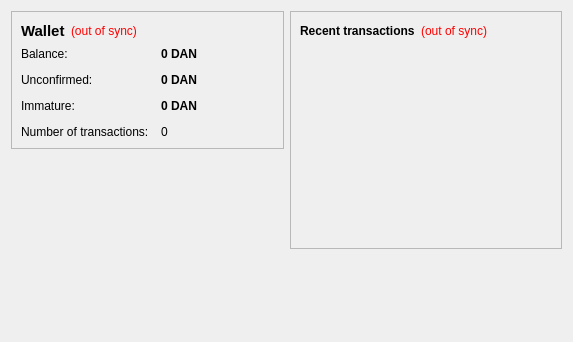
Old version of the form src/qt/forms/overviewpage.ui in the repository thaReal/DannyCoin.
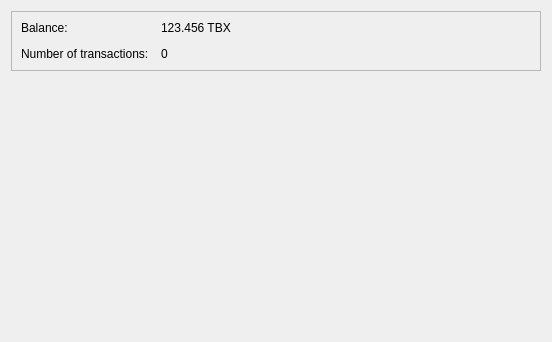
New version of the form.

Diff of the .ui file:
```diff
--- a/src/qt/forms/overviewpage.ui
+++ b/src/qt/forms/overviewpage.ui
@@ -6,15 +6,13 @@
    <rect>
     <x>0</x>
     <y>0</y>
-    <width>573</width>
+    <width>552</width>
     <height>342</height>
    </rect>
   </property>
   <property name="windowTitle">
    <string>Form</string>
   </property>
-  <layout class="QHBoxLayout" name="horizontalLayout" stretch="1,1">
-   <item>
     <layout class="QVBoxLayout" name="verticalLayout_2">
      <item>
       <widget class="QFrame" name="frame">
@@ -24,55 +22,6 @@
        <property name="frameShadow">
         <enum>QFrame::Raised</enum>
        </property>
-       <layout class="QVBoxLayout" name="verticalLayout_4">
-        <item>
-         <layout class="QHBoxLayout" name="horizontalLayout_4">
-          <item>
-           <widget class="QLabel" name="label_5">
-            <property name="font">
-             <font>
-              <pointsize>11</pointsize>
-              <weight>75</weight>
-              <bold>true</bold>
-             </font>
-            </property>
-            <property name="text">
-             <string>Wallet</string>
-            </property>
-           </widget>
-          </item>
-          <item>
-           <widget class="QLabel" name="labelWalletStatus">
-            <property name="toolTip">
-             <string>The displayed information may be out of date. Your wallet automatically synchronizes with the DannyCoin network after a connection is established, but this process has not completed yet.</string>
-            </property>
-            <property name="styleSheet">
-             <string notr="true">QLabel { color: red; }</string>
-            </property>
-            <property name="text">
-             <string notr="true">(out of sync)</string>
-            </property>
-            <property name="alignment">
-             <set>Qt::AlignLeading|Qt::AlignLeft|Qt::AlignVCenter</set>
-            </property>
-           </widget>
-          </item>
-          <item>
-           <spacer name="horizontalSpacer_2">
-            <property name="orientation">
-             <enum>Qt::Horizontal</enum>
-            </property>
-            <property name="sizeHint" stdset="0">
-             <size>
-              <width>40</width>
-              <height>20</height>
-             </size>
-            </property>
-           </spacer>
-          </item>
-         </layout>
-        </item>
-        <item>
          <layout class="QFormLayout" name="formLayout_2">
           <property name="fieldGrowthPolicy">
            <enum>QFormLayout::AllNonFixedFieldsGrow</enum>
@@ -92,99 +41,27 @@
           </item>
           <item row="0" column="1">
            <widget class="QLabel" name="labelBalance">
-            <property name="font">
-             <font>
-              <weight>75</weight>
-              <bold>true</bold>
-             </font>
-            </property>
-            <property name="cursor">
-             <cursorShape>IBeamCursor</cursorShape>
-            </property>
-            <property name="toolTip">
-             <string>Your current balance</string>
-            </property>
             <property name="text">
-             <string notr="true">0 DAN</string>
-            </property>
-            <property name="textInteractionFlags">
-             <set>Qt::LinksAccessibleByMouse|Qt::TextSelectableByKeyboard|Qt::TextSelectableByMouse</set>
+         <string>123.456 TBX</string>
             </property>
            </widget>
           </item>
           <item row="1" column="0">
-           <widget class="QLabel" name="label_3">
-            <property name="text">
-             <string>Unconfirmed:</string>
-            </property>
-           </widget>
-          </item>
-          <item row="1" column="1">
-           <widget class="QLabel" name="labelUnconfirmed">
-            <property name="font">
-             <font>
-              <weight>75</weight>
-              <bold>true</bold>
-             </font>
-            </property>
-            <property name="cursor">
-             <cursorShape>IBeamCursor</cursorShape>
-            </property>
-            <property name="toolTip">
-             <string>Total of transactions that have yet to be confirmed, and do not yet count toward the current balance</string>
-            </property>
-            <property name="text">
-             <string notr="true">0 DAN</string>
-            </property>
-            <property name="textInteractionFlags">
-             <set>Qt::LinksAccessibleByMouse|Qt::TextSelectableByKeyboard|Qt::TextSelectableByMouse</set>
-            </property>
-           </widget>
-          </item>
-          <item row="3" column="0">
            <widget class="QLabel" name="label_2">
             <property name="text">
              <string>Number of transactions:</string>
             </property>
            </widget>
           </item>
-          <item row="3" column="1">
+      <item row="1" column="1">
            <widget class="QLabel" name="labelNumTransactions">
             <property name="toolTip">
              <string>Total number of transactions in wallet</string>
             </property>
             <property name="text">
-             <string notr="true">0</string>
-            </property>
-           </widget>
-          </item>
-          <item row="2" column="0">
-           <widget class="QLabel" name="labelImmatureText">
-            <property name="text">
-             <string>Immature:</string>
-            </property>
-           </widget>
-          </item>
-          <item row="2" column="1">
-           <widget class="QLabel" name="labelImmature">
-            <property name="font">
-             <font>
-              <weight>75</weight>
-              <bold>true</bold>
-             </font>
-            </property>
-            <property name="toolTip">
-             <string>Mined balance that has not yet matured</string>
-            </property>
-            <property name="text">
-             <string notr="true">0 DAN</string>
-            </property>
-            <property name="textInteractionFlags">
-             <set>Qt::LinksAccessibleByMouse|Qt::TextSelectableByKeyboard|Qt::TextSelectableByMouse</set>
-            </property>
-           </widget>
-          </item>
-         </layout>
+         <string>0</string>
+        </property>
+       </widget>
         </item>
        </layout>
       </widget>
@@ -201,96 +78,6 @@
         </size>
        </property>
       </spacer>
-     </item>
-    </layout>
-   </item>
-   <item>
-    <layout class="QVBoxLayout" name="verticalLayout_3">
-     <item>
-      <widget class="QFrame" name="frame_2">
-       <property name="frameShape">
-        <enum>QFrame::StyledPanel</enum>
-       </property>
-       <property name="frameShadow">
-        <enum>QFrame::Raised</enum>
-       </property>
-       <layout class="QVBoxLayout" name="verticalLayout">
-        <item>
-         <layout class="QHBoxLayout" name="horizontalLayout_2">
-          <item>
-           <widget class="QLabel" name="label_4">
-            <property name="text">
-             <string>&lt;b&gt;Recent transactions&lt;/b&gt;</string>
-            </property>
-           </widget>
-          </item>
-          <item>
-           <widget class="QLabel" name="labelTransactionsStatus">
-            <property name="toolTip">
-             <string>The displayed information may be out of date. Your wallet automatically synchronizes with the DannyCoin network after a connection is established, but this process has not completed yet.</string>
-            </property>
-            <property name="styleSheet">
-             <string notr="true">QLabel { color: red; }</string>
-            </property>
-            <property name="text">
-             <string notr="true">(out of sync)</string>
-            </property>
-            <property name="alignment">
-             <set>Qt::AlignRight|Qt::AlignTrailing|Qt::AlignVCenter</set>
-            </property>
-           </widget>
-          </item>
-          <item>
-           <spacer name="horizontalSpacer">
-            <property name="orientation">
-             <enum>Qt::Horizontal</enum>
-            </property>
-            <property name="sizeHint" stdset="0">
-             <size>
-              <width>40</width>
-              <height>20</height>
-             </size>
-            </property>
-           </spacer>
-          </item>
-         </layout>
-        </item>
-        <item>
-         <widget class="QListView" name="listTransactions">
-          <property name="styleSheet">
-           <string notr="true">QListView { background: transparent; }</string>
-          </property>
-          <property name="frameShape">
-           <enum>QFrame::NoFrame</enum>
-          </property>
-          <property name="verticalScrollBarPolicy">
-           <enum>Qt::ScrollBarAlwaysOff</enum>
-          </property>
-          <property name="horizontalScrollBarPolicy">
-           <enum>Qt::ScrollBarAlwaysOff</enum>
-          </property>
-          <property name="selectionMode">
-           <enum>QAbstractItemView::NoSelection</enum>
-          </property>
-         </widget>
-        </item>
-       </layout>
-      </widget>
-     </item>
-     <item>
-      <spacer name="verticalSpacer_2">
-       <property name="orientation">
-        <enum>Qt::Vertical</enum>
-       </property>
-       <property name="sizeHint" stdset="0">
-        <size>
-         <width>20</width>
-         <height>40</height>
-        </size>
-       </property>
-      </spacer>
-     </item>
-    </layout>
    </item>
   </layout>
  </widget>
```
Left out of the diff: 3 changed lines with no effect on the pictures. Lines whose indentation alone changed are shown as unchanged.
